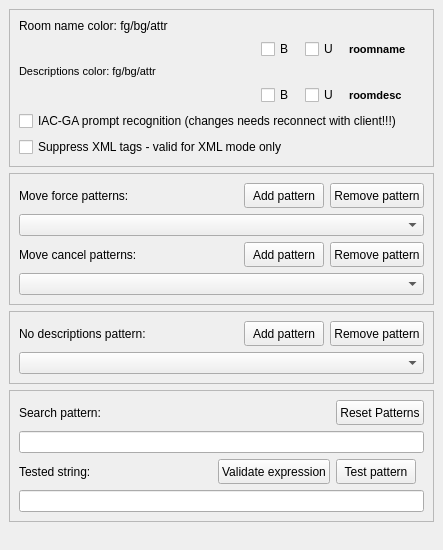
Before: the Qt Designer form src/preferences/parserpage.ui in MUME/MMapper, drawn with Qt 5.
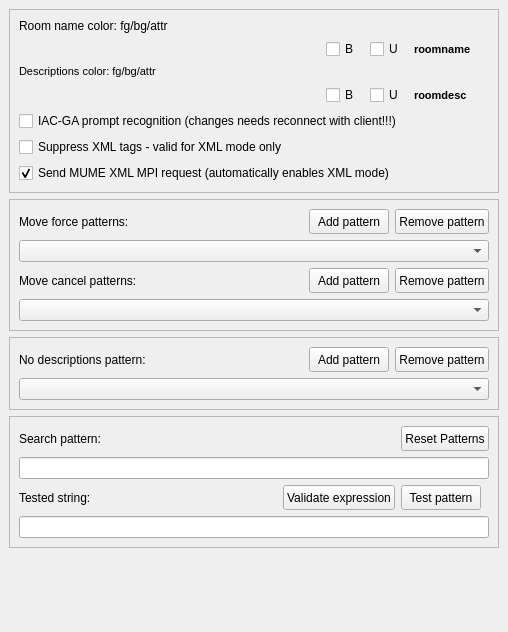
After: the same form once the commit is applied. Custom widgets are drawn as their Qt base class.

Commit message: Added some code for supporting trails and a new prompt (@ is direct sunlight, * is cloudy/indoors). Also supporting a new XML MPI feature that will automatically enable XML mode. However, it will kick you from MUME until this feature is implemented on the server.

What changed in the file:
```diff
--- a/src/preferences/parserpage.ui
+++ b/src/preferences/parserpage.ui
@@ -3,19 +3,17 @@
  <comment></comment>
  <exportmacro></exportmacro>
  <class>ParserPage</class>
- <widget class="QWidget" name="ParserPage" >
-  <property name="geometry" >
+ <widget class="QWidget" name="ParserPage">
+  <property name="geometry">
    <rect>
     <x>0</x>
     <y>0</y>
-    <width>443</width>
-    <height>550</height>
+    <width>508</width>
+    <height>632</height>
    </rect>
   </property>
-  <property name="sizePolicy" >
-   <sizepolicy>
-    <hsizetype>1</hsizetype>
-    <vsizetype>1</vsizetype>
+  <property name="sizePolicy">
+   <sizepolicy hsizetype="Minimum" vsizetype="Minimum">
     <horstretch>0</horstretch>
     <verstretch>0</verstretch>
    </sizepolicy>
@@ -29,13 +27,13 @@
   <property name="windowTitle" >
    <string>Form1</string>
   </property>
-  <layout class="QVBoxLayout" >
-   <property name="margin" >
-    <number>9</number>
-   </property>
-   <property name="spacing" >
+  <layout class="QVBoxLayout">
+   <property name="spacing">
     <number>6</number>
    </property>
+   <property name="margin">
+    <number>9</number>
+   </property>
    <item>
     <widget class="QFrame" name="frame_4" >
      <property name="frameShape" >
@@ -91,12 +89,10 @@
       <item row="3" column="0" >
        <widget class="AnsiCombo" name="roomDescAnsiColor" />
       </item>
-      <item row="3" column="4" >
-       <widget class="QLabel" name="labelRoomDesc" >
-        <property name="sizePolicy" >
-         <sizepolicy>
-          <hsizetype>4</hsizetype>
-          <vsizetype>5</vsizetype>
+      <item row="3" column="4">
+       <widget class="QLabel" name="labelRoomDesc">
+        <property name="sizePolicy">
+         <sizepolicy hsizetype="Maximum" vsizetype="Preferred">
           <horstretch>0</horstretch>
           <verstretch>0</verstretch>
          </sizepolicy>
@@ -188,12 +184,10 @@
         </property>
        </widget>
       </item>
-      <item row="1" column="4" >
-       <widget class="QLabel" name="labelRoomColor" >
-        <property name="sizePolicy" >
-         <sizepolicy>
-          <hsizetype>4</hsizetype>
-          <vsizetype>5</vsizetype>
+      <item row="1" column="4">
+       <widget class="QLabel" name="labelRoomColor">
+        <property name="sizePolicy">
+         <sizepolicy hsizetype="Maximum" vsizetype="Preferred">
           <horstretch>0</horstretch>
           <verstretch>0</verstretch>
          </sizepolicy>
@@ -233,6 +227,16 @@
         </property>
        </widget>
       </item>
+      <item row="6" column="0" colspan="5">
+       <widget class="QCheckBox" name="mpiCheckBox">
+        <property name="text">
+         <string>Send MUME XML MPI request (automatically enables XML mode)</string>
+        </property>
+        <property name="checked">
+         <bool>true</bool>
+        </property>
+       </widget>
+      </item>
      </layout>
     </widget>
    </item>
@@ -251,12 +255,10 @@
       <property name="spacing" >
        <number>6</number>
       </property>
-      <item row="3" column="0" colspan="3" >
-       <widget class="QComboBox" name="cancelPatternsList" >
-        <property name="sizePolicy" >
-         <sizepolicy>
-          <hsizetype>7</hsizetype>
-          <vsizetype>0</vsizetype>
+      <item row="3" column="0" colspan="3">
+       <widget class="QComboBox" name="cancelPatternsList">
+        <property name="sizePolicy">
+         <sizepolicy hsizetype="Expanding" vsizetype="Fixed">
           <horstretch>0</horstretch>
           <verstretch>0</verstretch>
          </sizepolicy>
@@ -269,12 +271,10 @@
         </property>
        </widget>
       </item>
-      <item row="2" column="2" >
-       <widget class="QPushButton" name="removeCancelPattern" >
-        <property name="sizePolicy" >
-         <sizepolicy>
-          <hsizetype>0</hsizetype>
-          <vsizetype>0</vsizetype>
+      <item row="2" column="2">
+       <widget class="QPushButton" name="removeCancelPattern">
+        <property name="sizePolicy">
+         <sizepolicy hsizetype="Fixed" vsizetype="Fixed">
           <horstretch>0</horstretch>
           <verstretch>0</verstretch>
          </sizepolicy>
@@ -290,12 +290,10 @@
         </property>
        </widget>
       </item>
-      <item row="2" column="1" >
-       <widget class="QPushButton" name="addCancelPattern" >
-        <property name="sizePolicy" >
-         <sizepolicy>
-          <hsizetype>0</hsizetype>
-          <vsizetype>0</vsizetype>
+      <item row="2" column="1">
+       <widget class="QPushButton" name="addCancelPattern">
+        <property name="sizePolicy">
+         <sizepolicy hsizetype="Fixed" vsizetype="Fixed">
           <horstretch>0</horstretch>
           <verstretch>0</verstretch>
          </sizepolicy>
@@ -311,12 +309,10 @@
         </property>
        </widget>
       </item>
-      <item row="1" column="0" colspan="3" >
-       <widget class="QComboBox" name="forcePatternsList" >
-        <property name="sizePolicy" >
-         <sizepolicy>
-          <hsizetype>7</hsizetype>
-          <vsizetype>0</vsizetype>
+      <item row="1" column="0" colspan="3">
+       <widget class="QComboBox" name="forcePatternsList">
+        <property name="sizePolicy">
+         <sizepolicy hsizetype="Expanding" vsizetype="Fixed">
           <horstretch>0</horstretch>
           <verstretch>0</verstretch>
          </sizepolicy>
@@ -332,12 +328,10 @@
         </property>
        </widget>
       </item>
-      <item row="0" column="2" >
-       <widget class="QPushButton" name="removeForcePattern" >
-        <property name="sizePolicy" >
-         <sizepolicy>
-          <hsizetype>0</hsizetype>
-          <vsizetype>0</vsizetype>
+      <item row="0" column="2">
+       <widget class="QPushButton" name="removeForcePattern">
+        <property name="sizePolicy">
+         <sizepolicy hsizetype="Fixed" vsizetype="Fixed">
           <horstretch>0</horstretch>
           <verstretch>0</verstretch>
          </sizepolicy>
@@ -353,12 +347,10 @@
         </property>
        </widget>
       </item>
-      <item row="0" column="1" >
-       <widget class="QPushButton" name="addForcePattern" >
-        <property name="sizePolicy" >
-         <sizepolicy>
-          <hsizetype>0</hsizetype>
-          <vsizetype>0</vsizetype>
+      <item row="0" column="1">
+       <widget class="QPushButton" name="addForcePattern">
+        <property name="sizePolicy">
+         <sizepolicy hsizetype="Fixed" vsizetype="Fixed">
           <horstretch>0</horstretch>
           <verstretch>0</verstretch>
          </sizepolicy>
@@ -406,12 +398,10 @@
       <property name="spacing" >
        <number>6</number>
       </property>
-      <item row="1" column="0" colspan="3" >
-       <widget class="QComboBox" name="endDescPatternsList" >
-        <property name="sizePolicy" >
-         <sizepolicy>
-          <hsizetype>7</hsizetype>
-          <vsizetype>0</vsizetype>
+      <item row="1" column="0" colspan="3">
+       <widget class="QComboBox" name="endDescPatternsList">
+        <property name="sizePolicy">
+         <sizepolicy hsizetype="Expanding" vsizetype="Fixed">
           <horstretch>0</horstretch>
           <verstretch>0</verstretch>
          </sizepolicy>
@@ -427,12 +417,10 @@
         </property>
        </widget>
       </item>
-      <item row="0" column="1" >
-       <widget class="QPushButton" name="addEndDescPattern" >
-        <property name="sizePolicy" >
-         <sizepolicy>
-          <hsizetype>0</hsizetype>
-          <vsizetype>0</vsizetype>
+      <item row="0" column="1">
+       <widget class="QPushButton" name="addEndDescPattern">
+        <property name="sizePolicy">
+         <sizepolicy hsizetype="Fixed" vsizetype="Fixed">
           <horstretch>0</horstretch>
           <verstretch>0</verstretch>
          </sizepolicy>
@@ -448,12 +436,10 @@
         </property>
        </widget>
       </item>
-      <item row="0" column="2" >
-       <widget class="QPushButton" name="removeEndDescPattern" >
-        <property name="sizePolicy" >
-         <sizepolicy>
-          <hsizetype>0</hsizetype>
-          <vsizetype>0</vsizetype>
+      <item row="0" column="2">
+       <widget class="QPushButton" name="removeEndDescPattern">
+        <property name="sizePolicy">
+         <sizepolicy hsizetype="Fixed" vsizetype="Fixed">
           <horstretch>0</horstretch>
           <verstretch>0</verstretch>
          </sizepolicy>
@@ -497,12 +483,10 @@
       <property name="spacing" >
        <number>6</number>
       </property>
-      <item row="2" column="2" >
-       <widget class="QPushButton" name="testPattern" >
-        <property name="sizePolicy" >
-         <sizepolicy>
-          <hsizetype>0</hsizetype>
-          <vsizetype>0</vsizetype>
+      <item row="2" column="2">
+       <widget class="QPushButton" name="testPattern">
+        <property name="sizePolicy">
+         <sizepolicy hsizetype="Fixed" vsizetype="Fixed">
           <horstretch>0</horstretch>
           <verstretch>0</verstretch>
          </sizepolicy>
@@ -518,12 +502,10 @@
         </property>
        </widget>
       </item>
-      <item row="2" column="1" >
-       <widget class="QPushButton" name="validPattern" >
-        <property name="sizePolicy" >
-         <sizepolicy>
-          <hsizetype>0</hsizetype>
-          <vsizetype>0</vsizetype>
+      <item row="2" column="1">
+       <widget class="QPushButton" name="validPattern">
+        <property name="sizePolicy">
+         <sizepolicy hsizetype="Fixed" vsizetype="Fixed">
           <horstretch>0</horstretch>
           <verstretch>0</verstretch>
          </sizepolicy>
@@ -553,36 +535,30 @@
         </property>
        </widget>
       </item>
-      <item row="1" column="0" colspan="3" >
-       <widget class="QLineEdit" name="newPattern" >
-        <property name="sizePolicy" >
-         <sizepolicy>
-          <hsizetype>7</hsizetype>
-          <vsizetype>0</vsizetype>
+      <item row="1" column="0" colspan="3">
+       <widget class="QLineEdit" name="newPattern">
+        <property name="sizePolicy">
+         <sizepolicy hsizetype="Expanding" vsizetype="Fixed">
           <horstretch>0</horstretch>
           <verstretch>0</verstretch>
          </sizepolicy>
         </property>
        </widget>
       </item>
-      <item row="3" column="0" colspan="3" >
-       <widget class="QLineEdit" name="testString" >
-        <property name="sizePolicy" >
-         <sizepolicy>
-          <hsizetype>7</hsizetype>
-          <vsizetype>0</vsizetype>
+      <item row="3" column="0" colspan="3">
+       <widget class="QLineEdit" name="testString">
+        <property name="sizePolicy">
+         <sizepolicy hsizetype="Expanding" vsizetype="Fixed">
           <horstretch>0</horstretch>
           <verstretch>0</verstretch>
          </sizepolicy>
         </property>
        </widget>
       </item>
-      <item row="0" column="2" >
-       <widget class="QPushButton" name="resetPatterns" >
-        <property name="sizePolicy" >
-         <sizepolicy>
-          <hsizetype>0</hsizetype>
-          <vsizetype>0</vsizetype>
+      <item row="0" column="2">
+       <widget class="QPushButton" name="resetPatterns">
+        <property name="sizePolicy">
+         <sizepolicy hsizetype="Fixed" vsizetype="Fixed">
           <horstretch>0</horstretch>
           <verstretch>0</verstretch>
          </sizepolicy>
@@ -616,7 +592,7 @@
    </item>
   </layout>
  </widget>
- <layoutdefault spacing="6" margin="11" />
+ <layoutdefault spacing="6" margin="11"/>
  <pixmapfunction>qPixmapFromMimeSource</pixmapfunction>
  <customwidgets>
   <customwidget>
```
Left out of the diff: 249 changed lines with no effect on the pictures. The commit also changes 11 other files.
